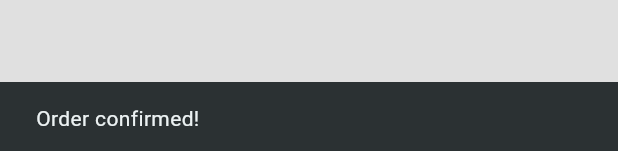
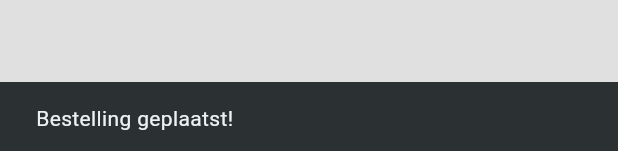
Before and after one commit to ProjectMaasgroep18/ms18-flutter-applicatie, a Flutter app: the ShoppingCartPopupMenu widget shown alone on an empty page, opened directly with empty values, after a tap on "Bestellen", on a phone screen of 412 x 824 dp. Shown: the part 1082-1233 px from the top of the screen. Run offline on Flutter 3.47's test engine with Material 3 defaults, Android fonts, the phone set to English and light mode, and no system bars; our stand-ins replace flutter_easyloading, image_picker, rive, shared_preferences, syncfusion_flutter_calendar; missing offline and left inert: dart:js; accounts and stored records are empty; network calls fail.

Commit message:
order naar bestellingen

```diff
--- a/lib/Shoppingcart/Shoppingcart.dart
+++ b/lib/Shoppingcart/Shoppingcart.dart
@@ -236,11 +236,11 @@ class ShoppingCartPopupMenu extends StatelessWidget {
           SizedBox(height: 8.0),
           ElevatedButton(
             onPressed: () {
-              print('Order confirmed!');
+              print('Bestelling geplaatst');
               clearCartAndAddToHistory();
               ScaffoldMessenger.of(context).showSnackBar(
                 SnackBar(
-                  content: Text('Order confirmed!'),
+                  content: Text('Bestelling geplaatst!'),
                 ),
               );
             },
```
